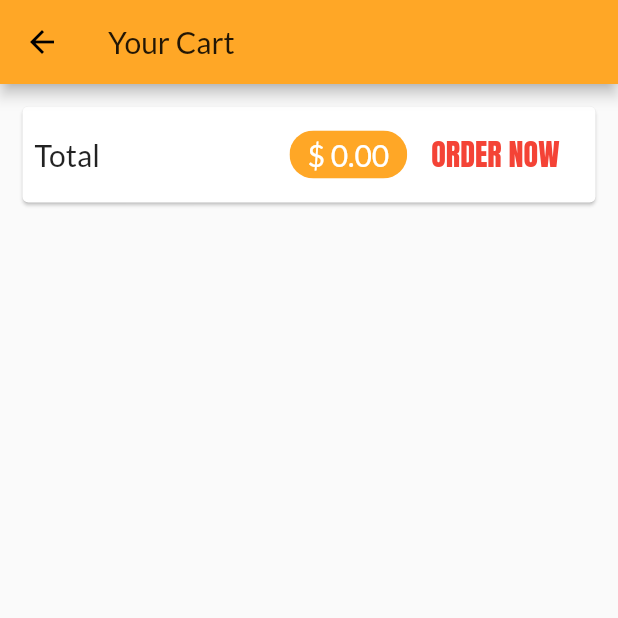
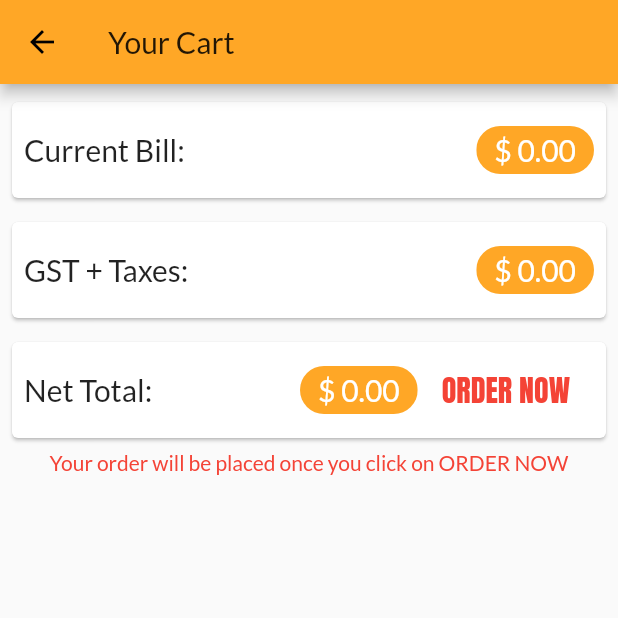
Before and after one commit to raunitkumar/Food_At_Door, a Flutter app: the CartScreen screen opened by its route, on a phone screen of 412 x 824 dp, the top half of it. Run offline on Flutter 3.47's test engine with Material 2 defaults, Android fonts, the phone set to English and light mode, and no system bars; our stand-ins replace firebase_auth, google_sign_in, shared_preferences; missing offline and left inert: flare_splash_screen; accounts and stored records are empty.

Commit message:
Third Commit

```diff
--- a/lib/screens/cart_screen.dart
+++ b/lib/screens/cart_screen.dart
@@ -25,14 +25,14 @@ class CartScreen extends StatelessWidget {
       body: Column(
         children: <Widget>[
           Card(
-            margin: EdgeInsets.all(15),
+            margin: EdgeInsets.fromLTRB(8,12,8,8),
             child: Padding(
               padding: EdgeInsets.all(8),
               child: Row(
                 mainAxisAlignment: MainAxisAlignment.spaceBetween,
                 children: <Widget>[
                   Text(
-                    'Total',
+                    'Current Bill:',
                     style: TextStyle(fontSize: 20),
                   ),
                   Spacer(),
@@ -43,11 +43,64 @@ class CartScreen extends StatelessWidget {
                     ),
                     backgroundColor: Theme.of(context).primaryColor,
                   ),
+                ],
+              ),
+            ),
+          ),
+
+
+            Card(
+            margin: EdgeInsets.all(8),
+            child: Padding(
+              padding: EdgeInsets.all(8),
+              child: Row(
+                mainAxisAlignment: MainAxisAlignment.spaceBetween,
+                children: <Widget>[
+                  Text(
+                    'GST + Taxes:',
+                    style: TextStyle(fontSize: 20),
+                  ),
+                  Spacer(),
+                  Chip(
+                    label: Text('\$ ${(cart.totalAmount/70).toStringAsFixed(2)}',
+                      style: TextStyle(color: Colors.white, fontSize: 20),
+                    ),
+                    backgroundColor: Theme.of(context).primaryColor,
+                  ),
+                ],
+              ),
+            ),
+          ),
+
+
+            Card(
+            margin: EdgeInsets.all(8),
+            child: Padding(
+              padding: EdgeInsets.all(8),
+              child: Row(
+                mainAxisAlignment: MainAxisAlignment.spaceBetween,
+                children: <Widget>[
+                  Text(
+                    'Net Total:',
+                    style: TextStyle(fontSize: 20),
+                  ),
+                  Spacer(),
+                  Chip(
+                    label: Text('\$ ${(cart.totalAmount+(cart.totalAmount/70)).toStringAsFixed(2)}',
+                      style: TextStyle(color: Colors.white, fontSize: 20),
+                    ),
+                    backgroundColor: Theme.of(context).primaryColor,
+                  ),
                   OrderButton(cart)
                 ],
               ),
             ),
           ),
+          Text(
+                    'Your order will be placed once you click on ORDER NOW',
+                    style: TextStyle(fontSize: 14,color: Colors.red),
+                  ),
+
           SizedBox(
             height: 10,
           ),
@@ -101,13 +154,12 @@ class _OrderButtonState extends State<OrderButton> {
               });
               await order.addOrder(
                   widget.cart.items.values.toList(), widget.cart.totalAmount);
-              widget.cart.clearCart();
+                  widget.cart.clearCart();
               setState(() {
                 _isLoading = false;
               });
               Navigator.of(context).pushReplacement(
               CustomRoute(builder: (ctx) => PaymentScreen()));
-
             },
     );
   }
```
Also changed, not shown: lib/screens/payment_screen.dart (+24 -17 lines), 1 other file.
